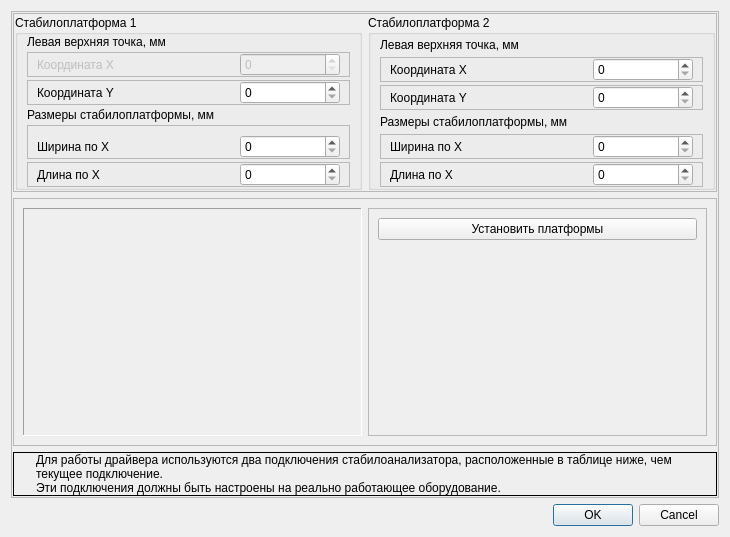
Before: the Qt Designer form drivers/devices/bilateral/bilateralparamsdialog.ui in grigp/a-analyser, drawn with Qt 5.
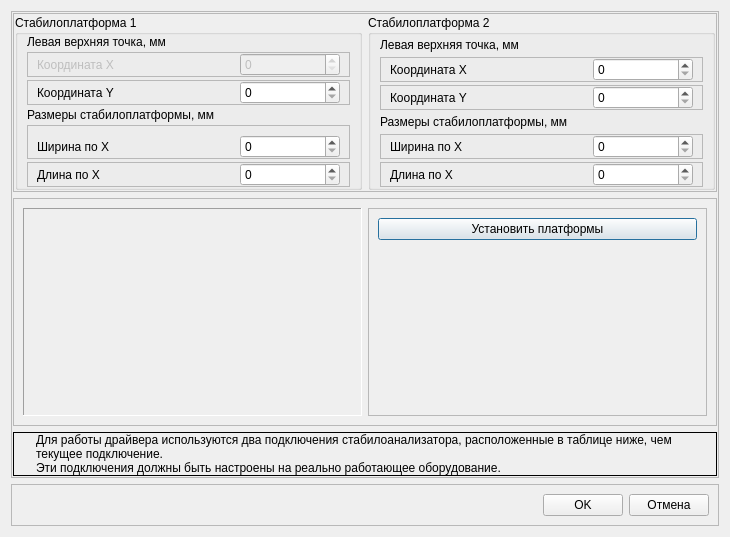
After: the same form once the commit is applied. Icons and pictures are not drawn. Custom widgets are drawn as their Qt base class.

Commit message: Замена ButtonBar в ряде диалоговых окон

```diff
--- a/drivers/devices/bilateral/bilateralparamsdialog.ui
+++ b/drivers/devices/bilateral/bilateralparamsdialog.ui
@@ -635,13 +635,42 @@
     </widget>
    </item>
    <item>
-    <widget class="QDialogButtonBox" name="buttonBox">
-     <property name="orientation">
-      <enum>Qt::Horizontal</enum>
+    <widget class="QFrame" name="frModalButtons">
+     <property name="frameShape">
+      <enum>QFrame::StyledPanel</enum>
      </property>
-     <property name="standardButtons">
-      <set>QDialogButtonBox::Cancel|QDialogButtonBox::Ok</set>
+     <property name="frameShadow">
+      <enum>QFrame::Raised</enum>
      </property>
+     <layout class="QHBoxLayout" name="horizontalLayout_12">
+      <item>
+       <spacer name="horizontalSpacer_5">
+        <property name="orientation">
+         <enum>Qt::Horizontal</enum>
+        </property>
+        <property name="sizeHint" stdset="0">
+         <size>
+          <width>40</width>
+          <height>20</height>
+         </size>
+        </property>
+       </spacer>
+      </item>
+      <item>
+       <widget class="QPushButton" name="btnOK">
+        <property name="text">
+         <string>OK</string>
+        </property>
+       </widget>
+      </item>
+      <item>
+       <widget class="QPushButton" name="btnCancel">
+        <property name="text">
+         <string>Отмена</string>
+        </property>
+       </widget>
+      </item>
+     </layout>
     </widget>
    </item>
   </layout>
```
Left out of the diff: 64 changed lines with no effect on the pictures. The commit also changes 7 other files.
